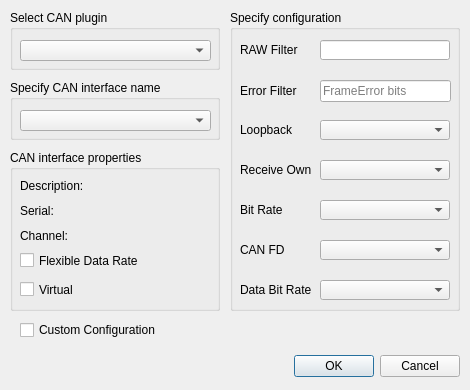
Old version of the form src/main/connect_dialog.ui in the repository Clever0ne/CannabusControl.
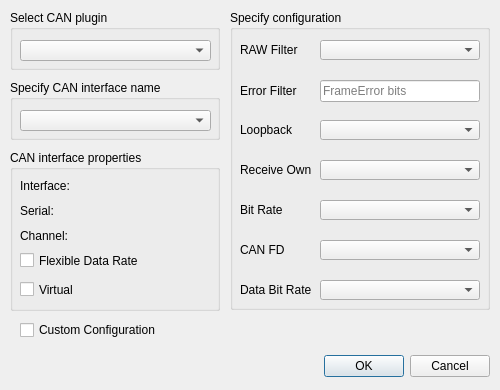
New version of the form. Custom widgets are drawn as their Qt base class.

Commit message: Закончил диалоговое окно подключения к адаптеру, начинаю работу над окном лога.

What changed in the file:
```diff
--- a/src/main/connect_dialog.ui
+++ b/src/main/connect_dialog.ui
@@ -6,7 +6,7 @@
    <rect>
     <x>0</x>
     <y>0</y>
-    <width>470</width>
+    <width>500</width>
     <height>390</height>
    </rect>
   </property>
@@ -24,7 +24,7 @@
     <rect>
      <x>10</x>
      <y>350</y>
-     <width>450</width>
+     <width>480</width>
      <height>32</height>
     </rect>
    </property>
@@ -34,12 +34,6 @@
      <height>32</height>
     </size>
    </property>
-   <property name="maximumSize">
-    <size>
-     <width>450</width>
-     <height>32</height>
-    </size>
-   </property>
    <property name="orientation">
     <enum>Qt::Horizontal</enum>
    </property>
@@ -121,7 +115,7 @@
      </rect>
     </property>
     <property name="text">
-     <string>Description:</string>
+     <string>Interface:</string>
     </property>
    </widget>
    <widget class="QLabel" name="serialNumberLabel">
@@ -200,8 +194,8 @@
     <rect>
      <x>230</x>
      <y>10</y>
-     <width>230</width>
-     <height>301</height>
+     <width>260</width>
+     <height>300</height>
     </rect>
    </property>
    <property name="title">
@@ -220,22 +214,12 @@
      <string>RAW Filter</string>
     </property>
    </widget>
-   <widget class="QLineEdit" name="rawFilterEdit">
-    <property name="geometry">
-     <rect>
-      <x>90</x>
-      <y>30</y>
-      <width>130</width>
-      <height>20</height>
-     </rect>
-    </property>
-   </widget>
    <widget class="QLineEdit" name="errorFilterEdit">
     <property name="geometry">
      <rect>
       <x>90</x>
       <y>70</y>
-      <width>131</width>
+      <width>160</width>
       <height>22</height>
      </rect>
     </property>
@@ -261,7 +245,7 @@
      <rect>
       <x>90</x>
       <y>110</y>
-      <width>130</width>
+      <width>160</width>
       <height>20</height>
      </rect>
     </property>
@@ -271,7 +255,7 @@
      <rect>
       <x>90</x>
       <y>150</y>
-      <width>130</width>
+      <width>160</width>
       <height>20</height>
      </rect>
     </property>
@@ -281,7 +265,7 @@
      <rect>
       <x>90</x>
       <y>190</y>
-      <width>130</width>
+      <width>160</width>
       <height>20</height>
      </rect>
     </property>
@@ -291,7 +275,7 @@
      <rect>
       <x>90</x>
       <y>230</y>
-      <width>130</width>
+      <width>160</width>
       <height>20</height>
      </rect>
     </property>
@@ -301,7 +285,7 @@
      <rect>
       <x>90</x>
       <y>270</y>
-      <width>130</width>
+      <width>160</width>
       <height>20</height>
      </rect>
     </property>
@@ -371,6 +355,16 @@
      <string>CAN FD</string>
     </property>
    </widget>
+   <widget class="QComboBox" name="rawFilterListBox">
+    <property name="geometry">
+     <rect>
+      <x>90</x>
+      <y>30</y>
+      <width>160</width>
+      <height>20</height>
+     </rect>
+    </property>
+   </widget>
   </widget>
   <widget class="QCheckBox" name="useConfigurationBox">
    <property name="geometry">
```
Left out of the diff: 8 changed lines with no effect on the pictures. The commit also changes 7 other files.
